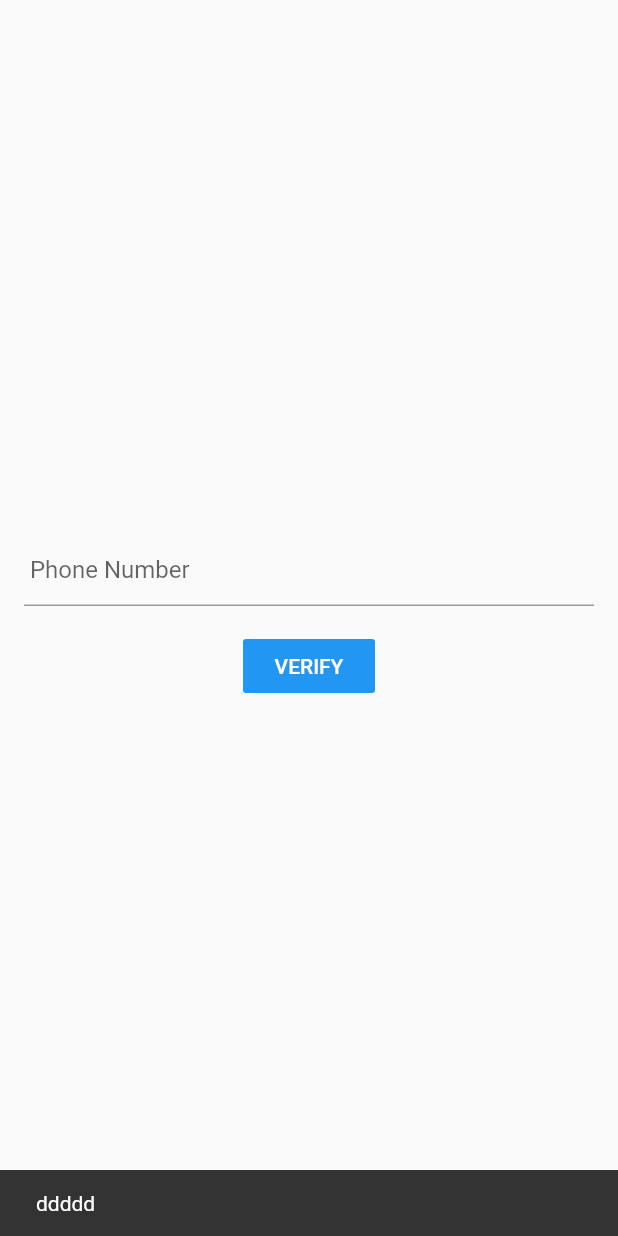
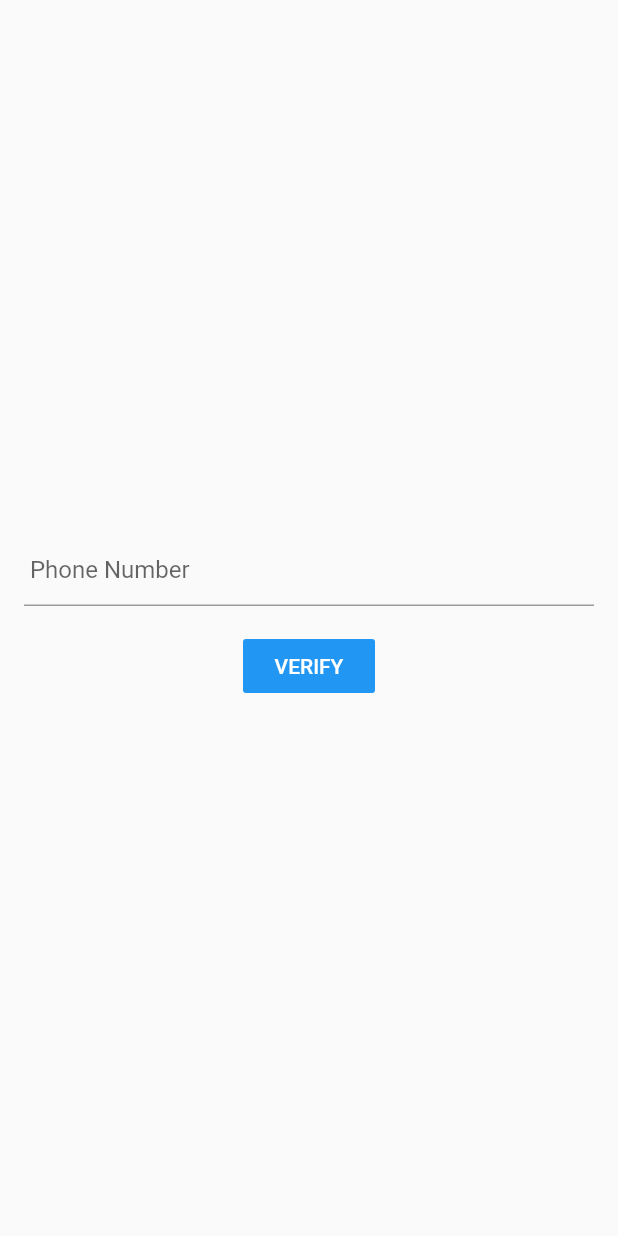
Before and after one commit to Thow76/phone_otp_verification, a Flutter app: the screen it shows after launch, after a tap on "VERIFY", on a phone screen of 412 x 824 dp. Run offline on Flutter 3.47's test engine with Material 2 defaults, Android fonts, the phone set to English and light mode, and no system bars; our stand-ins replace firebase_auth, firebase_core; accounts and stored records are empty; network calls fail.

Commit message:
19_final_app

```diff
--- a/lib/main.dart
+++ b/lib/main.dart
@@ -9,7 +9,7 @@ void main() async {
 }
 
 class MyApp extends StatelessWidget {
-  const MyApp({Key? key}) : super(key: key);
+  const MyApp({Key key}) : super(key: key);
 
   // This widget is the root of your application.
   @override
--- a/lib/screens/home_screen.dart
+++ b/lib/screens/home_screen.dart
@@ -4,7 +4,7 @@ import 'package:flutter/material.dart';
 import 'login_screen.dart';
 
 class HomeScreen extends StatefulWidget {
-  const HomeScreen({Key? key}) : super(key: key);
+  const HomeScreen({Key key}) : super(key: key);
 
   @override
   State<HomeScreen> createState() => _HomeScreenState();
--- a/lib/screens/login_screen.dart
+++ b/lib/screens/login_screen.dart
@@ -10,8 +10,6 @@ enum MobileVerificationState {
 }
 
 class LoginScreen extends StatefulWidget {
-  const LoginScreen({Key? key}) : super(key: key);
-
   @override
   State<LoginScreen> createState() => _LoginScreenState();
 }
@@ -23,11 +21,11 @@ class _LoginScreenState extends State<LoginScreen> {
 
   // variable
   final phoneController = TextEditingController();
-  TextEditingController otpController = TextEditingController();
+  final otpController = TextEditingController();
 
   FirebaseAuth _auth = FirebaseAuth.instance;
 
-  late String verificationId;
+  String verificationId;
 
   bool showLoading = false;
 
@@ -53,8 +51,7 @@ class _LoginScreenState extends State<LoginScreen> {
         showLoading = false;
       });
 
-      _scaffoldKey.currentState!
-          .showSnackBar(SnackBar(content: Text(e.toString())));
+      _scaffoldKey.currentState.showSnackBar(SnackBar(content: Text(e.code)));
     }
   }
 
@@ -89,8 +86,8 @@ class _LoginScreenState extends State<LoginScreen> {
                 setState(() {
                   showLoading = false;
                 });
-                ScaffoldMessenger.of(context)
-                    .showSnackBar(SnackBar(content: Text("ddddd")));
+                Scaffold.of(context).showSnackBar(
+                    SnackBar(content: Text(verificationFailed.message)));
               },
               codeSent: (verificationId, resendingToken) async {
                 setState(() {
```
